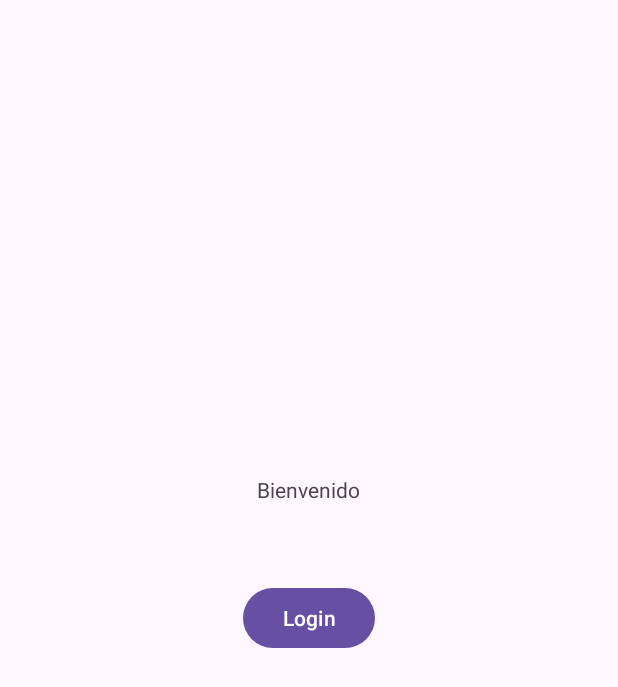
After one commit to MOV-2024-B-CC-GR1/mov-gr1-calahorrano-cualchi-david-alejandro, an Android app: the HFirebaseUIAuth screen opened directly, with no data from a screen before it, on a phone screen of 412 x 824 dp. The commit adds this screen. Shown: the top 687 px of the screen. Run offline under Robolectric (Android 15) with nearby library versions, the phone set to English and light mode, and no system bars.

Commit message:
Added HFirebaseUIAuth activity and related layout and code changes.

```diff
--- a/Android-01/app/src/main/AndroidManifest.xml
+++ b/Android-01/app/src/main/AndroidManifest.xml
@@ -2,8 +2,8 @@
 <manifest xmlns:android="http://schemas.android.com/apk/res/android"
     xmlns:tools="http://schemas.android.com/tools">
 
-    <uses-permission android:name="android.permission.ACCESS_COARSE_LOCATION"/>
-    <uses-permission android:name="android.permission.ACCESS_FINE_LOCATION"/>
+    <uses-permission android:name="android.permission.ACCESS_COARSE_LOCATION" />
+    <uses-permission android:name="android.permission.ACCESS_FINE_LOCATION" />
 
     <application
         android:allowBackup="true"
@@ -15,6 +15,9 @@
         android:supportsRtl="true"
         android:theme="@style/Theme.Ccgr12024b_dacc"
         tools:targetApi="31">
+        <activity
+            android:name=".HFirebaseUIAuth"
+            android:exported="false" />
         <activity
             android:name=".GGoogleMaps"
             android:exported="false" />
--- /dev/null
+++ b/Android-01/app/src/main/java/com/example/ccgr12024b_dacc/HFirebaseUIAuth.kt
@@ -0,0 +1,20 @@
+package com.example.ccgr12024b_dacc
+
+import android.os.Bundle
+import androidx.activity.enableEdgeToEdge
+import androidx.appcompat.app.AppCompatActivity
+import androidx.core.view.ViewCompat
+import androidx.core.view.WindowInsetsCompat
+
+class HFirebaseUIAuth : AppCompatActivity() {
+    override fun onCreate(savedInstanceState: Bundle?) {
+        super.onCreate(savedInstanceState)
+        enableEdgeToEdge()
+        setContentView(R.layout.activity_hfirebase_uiauth)
+        ViewCompat.setOnApplyWindowInsetsListener(findViewById(R.id.main)) { v, insets ->
+            val systemBars = insets.getInsets(WindowInsetsCompat.Type.systemBars())
+            v.setPadding(systemBars.left, systemBars.top, systemBars.right, systemBars.bottom)
+            insets
+        }
+    }
+}
--- a/Android-01/app/src/main/java/com/example/ccgr12024b_dacc/MainActivity.kt
+++ b/Android-01/app/src/main/java/com/example/ccgr12024b_dacc/MainActivity.kt
@@ -1,5 +1,6 @@
 package com.example.ccgr12024b_dacc
 
+import android.annotation.SuppressLint
 import android.app.Activity
 import android.content.Intent
 import android.net.Uri
@@ -59,6 +60,7 @@
         }
     }
 
+    @SuppressLint("MissingInflatedId")
     override fun onCreate(savedInstanceState: Bundle?) {
         super.onCreate(savedInstanceState)
         enableEdgeToEdge()
@@ -124,6 +126,12 @@
             .setOnClickListener {
                 irActividad(GGoogleMaps::class.java)
             }
+
+        val botonAuth = findViewById<Button>(R.id.btn_intent_firebase_ui)
+        botonAuth
+            .setOnClickListener {
+                irActividad(HFirebaseUIAuth::class.java)
+            }
     }
 
     fun irActividad(clase: Class<*>){
--- /dev/null
+++ b/Android-01/app/src/main/res/layout/activity_hfirebase_uiauth.xml
@@ -0,0 +1,43 @@
+<?xml version="1.0" encoding="utf-8"?>
+<androidx.constraintlayout.widget.ConstraintLayout xmlns:android="http://schemas.android.com/apk/res/android"
+    xmlns:app="http://schemas.android.com/apk/res-auto"
+    xmlns:tools="http://schemas.android.com/tools"
+    android:id="@+id/main"
+    android:layout_width="match_parent"
+    android:layout_height="match_parent"
+    android:visibility="visible"
+    tools:context=".HFirebaseUIAuth">
+
+    <TextView
+        android:id="@+id/tv_bienvenido"
+        android:layout_width="wrap_content"
+        android:layout_height="wrap_content"
+        android:layout_marginBottom="52dp"
+        android:text="Bienvenido"
+        app:layout_constraintBottom_toTopOf="@+id/btn_login_firebase"
+        app:layout_constraintEnd_toEndOf="@+id/btn_login_firebase"
+        app:layout_constraintHorizontal_bias="0.484"
+        app:layout_constraintStart_toStartOf="@+id/btn_login_firebase" />
+
+    <Button
+        android:id="@+id/btn_login_firebase"
+        android:layout_width="wrap_content"
+        android:layout_height="wrap_content"
+        android:text="Login"
+        app:layout_constraintBottom_toBottomOf="parent"
+        app:layout_constraintEnd_toEndOf="parent"
+        app:layout_constraintStart_toStartOf="parent"
+        app:layout_constraintTop_toTopOf="parent" />
+
+    <Button
+        android:id="@+id/btn_logout_firebase"
+        android:layout_width="wrap_content"
+        android:layout_height="wrap_content"
+        android:layout_marginTop="64dp"
+        android:text="Logout"
+        android:visibility="invisible"
+        app:layout_constraintEnd_toEndOf="@+id/btn_login_firebase"
+        app:layout_constraintHorizontal_bias="1.0"
+        app:layout_constraintStart_toStartOf="@+id/btn_login_firebase"
+        app:layout_constraintTop_toBottomOf="@+id/btn_login_firebase" />
+</androidx.constraintlayout.widget.ConstraintLayout>
--- a/Android-01/app/src/main/res/layout/activity_main.xml
+++ b/Android-01/app/src/main/res/layout/activity_main.xml
@@ -94,4 +94,13 @@
         app:layout_constraintStart_toStartOf="@+id/btn_sqlite"
         tools:layout_editor_absoluteY="434dp" />
 
+    <Button
+        android:id="@+id/btn_intent_firebase_ui"
+        android:layout_width="wrap_content"
+        android:layout_height="wrap_content"
+        android:text="Auth"
+        app:layout_constraintEnd_toEndOf="@+id/btn_recycler_view"
+        app:layout_constraintStart_toStartOf="@+id/btn_recycler_view"
+        tools:layout_editor_absoluteY="179dp" />
+
 </androidx.constraintlayout.widget.ConstraintLayout>
```
